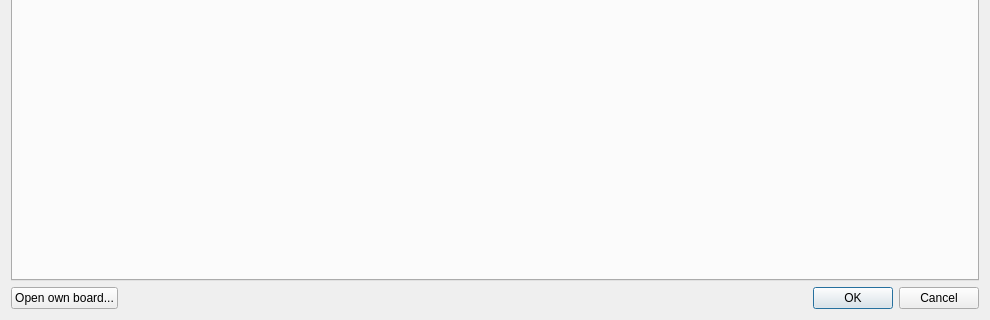
Before: the Qt Designer form boardselection.ui in ElTh0r0/iqpuzzle, drawn with Qt 5; both pictures show x 0 to 990 and y 180 to 500 of the 990 by 500 pixel window.
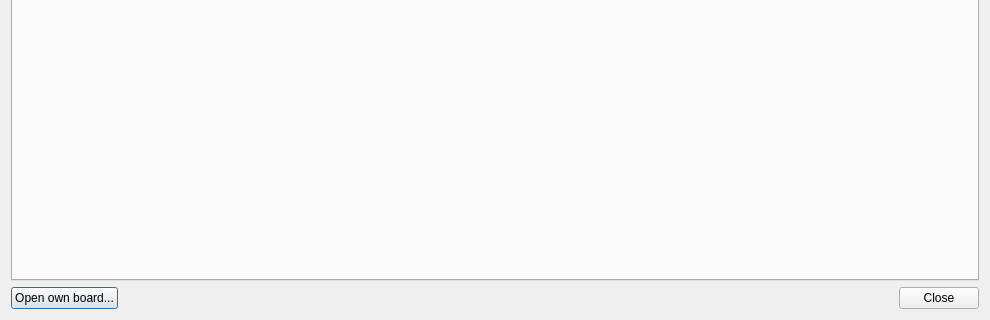
After: the same form once the commit is applied.

What changed in the file:
```diff
--- a/boardselection.ui
+++ b/boardselection.ui
@@ -34,7 +34,7 @@
       <enum>Qt::Horizontal</enum>
      </property>
      <property name="standardButtons">
-      <set>QDialogButtonBox::Cancel|QDialogButtonBox::Ok</set>
+      <set>QDialogButtonBox::Close</set>
      </property>
     </widget>
    </item>
```
